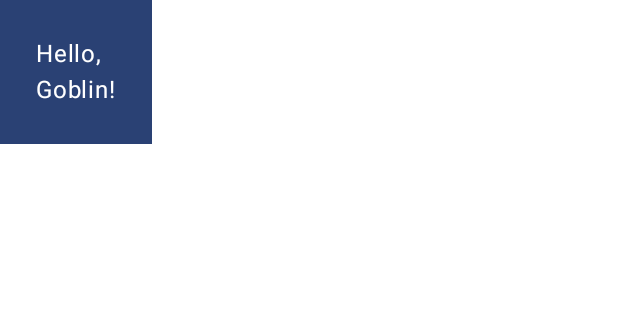
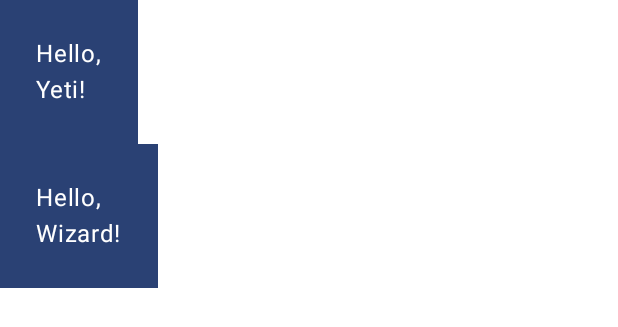
Before and after one commit to Himanshu-kumar-gupta/ComposeBasics, an Android app built with Jetpack Compose: the @Preview function DefaultPreview, on a phone screen of 412 x 824 dp. Shown: the top 327 px of the screen. Run offline under Robolectric (Android 15) with nearby library versions, the phone set to English and light mode, and no system bars.

Commit message:
Added Column from function calling

```diff
--- a/app/src/main/java/com/example/composebasics/MainActivity.kt
+++ b/app/src/main/java/com/example/composebasics/MainActivity.kt
@@ -38,11 +38,12 @@ fun Greeting(name: String) {
 
 @Composable
 private fun MyApp(modifier: Modifier = Modifier) {
-    Surface(
-        modifier = modifier,
-        color = MaterialTheme.colorScheme.background
-    ) {
-        Greeting(name = "Goblin")
+
+    // Added Columns on function calling with a composable
+    val troopNames = listOf<String>("Yeti","Wizard")
+    Column(modifier) {
+        for (name in troopNames)
+            Greeting(name = name)
     }
 }
 
```
